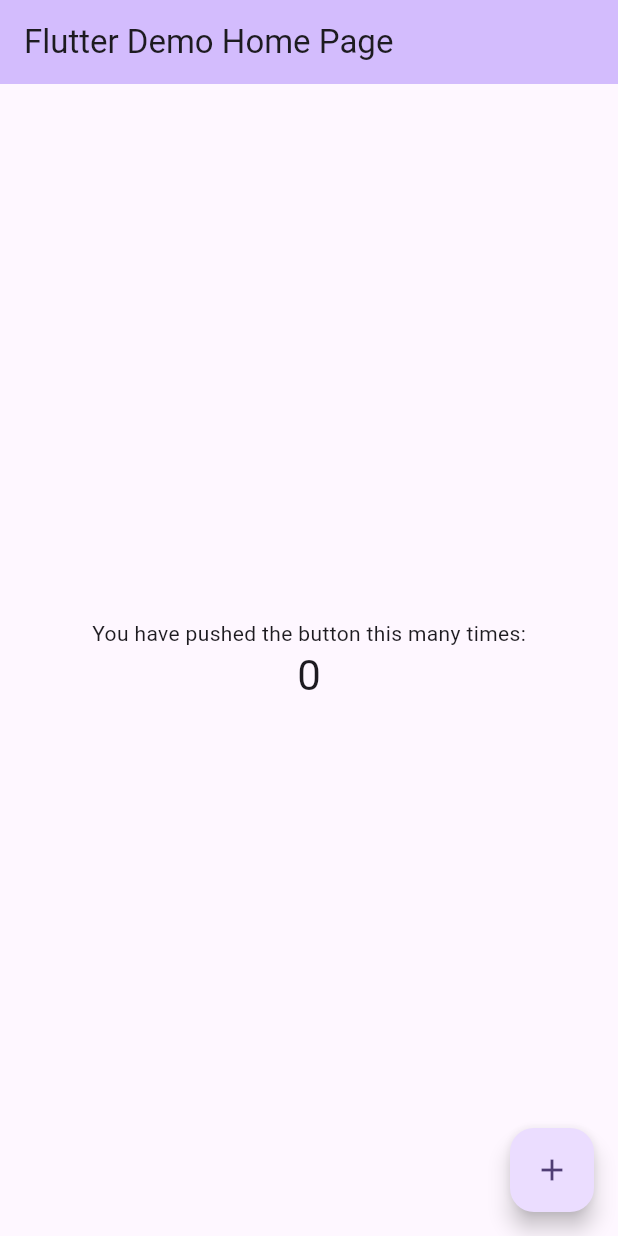
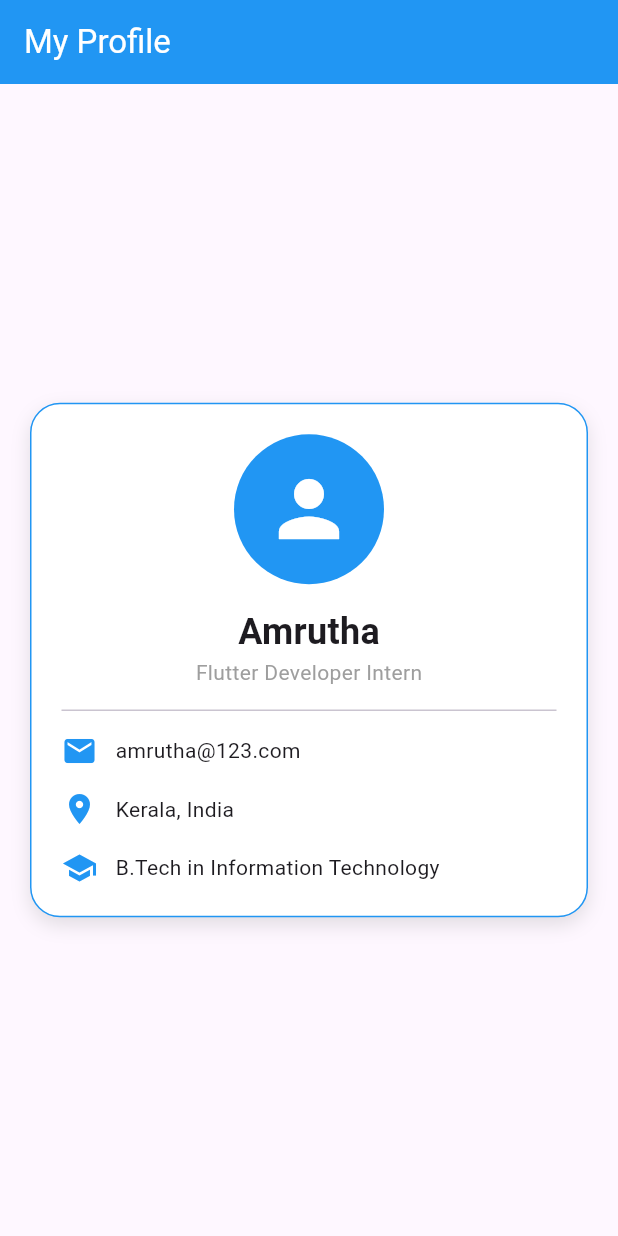
Before and after one commit to Amruthapattayil/lgx_app, a Flutter app: the screen it shows after launch, on a phone screen of 412 x 824 dp. Run offline on Flutter 3.47's test engine with Material 3 defaults, Android fonts, the phone set to English and light mode, and no system bars.

Commit message:
Complete static Flutter profile page

```diff
--- a/lib/main.dart
+++ b/lib/main.dart
@@ -1,3 +1,4 @@
+
 import 'package:flutter/material.dart';
 
 void main() {
@@ -7,115 +8,110 @@ void main() {
 class MyApp extends StatelessWidget {
   const MyApp({super.key});
 
-  // This widget is the root of your application.
   @override
   Widget build(BuildContext context) {
-    return MaterialApp(
-      title: 'Flutter Demo',
-      theme: ThemeData(
-        // This is the theme of your application.
-        //
-        // TRY THIS: Try running your application with "flutter run". You'll see
-        // the application has a purple toolbar. Then, without quitting the app,
-        // try changing the seedColor in the colorScheme below to Colors.green
-        // and then invoke "hot reload" (save your changes or press the "hot
-        // reload" button in a Flutter-supported IDE, or press "r" if you used
-        // the command line to start the app).
-        //
-        // Notice that the counter didn't reset back to zero; the application
-        // state is not lost during the reload. To reset the state, use hot
-        // restart instead.
-        //
-        // This works for code too, not just values: Most code changes can be
-        // tested with just a hot reload.
-        colorScheme: .fromSeed(seedColor: Colors.deepPurple),
-      ),
-      home: const MyHomePage(title: 'Flutter Demo Home Page'),
+    return const MaterialApp(
+      home: ProfilePage(),
     );
   }
 }
 
-class MyHomePage extends StatefulWidget {
-  const MyHomePage({super.key, required this.title});
-
-  // This widget is the home page of your application. It is stateful, meaning
-  // that it has a State object (defined below) that contains fields that affect
-  // how it looks.
-
-  // This class is the configuration for the state. It holds the values (in this
-  // case the title) provided by the parent (in this case the App widget) and
-  // used by the build method of the State. Fields in a Widget subclass are
-  // always marked "final".
-
-  final String title;
-
-  @override
-  State<MyHomePage> createState() => _MyHomePageState();
-}
-
-class _MyHomePageState extends State<MyHomePage> {
-  int _counter = 0;
-
-  void _incrementCounter() {
-    setState(() {
-      // This call to setState tells the Flutter framework that something has
-      // changed in this State, which causes it to rerun the build method below
-      // so that the display can reflect the updated values. If we changed
-      // _counter without calling setState(), then the build method would not be
-      // called again, and so nothing would appear to happen.
-      _counter++;
-    });
-  }
+class ProfilePage extends StatelessWidget {
+  const ProfilePage({super.key});
 
   @override
   Widget build(BuildContext context) {
-    // This method is rerun every time setState is called, for instance as done
-    // by the _incrementCounter method above.
-    //
-    // The Flutter framework has been optimized to make rerunning build methods
-    // fast, so that you can just rebuild anything that needs updating rather
-    // than having to individually change instances of widgets.
     return Scaffold(
       appBar: AppBar(
-        // TRY THIS: Try changing the color here to a specific color (to
-        // Colors.amber, perhaps?) and trigger a hot reload to see the AppBar
-        // change color while the other colors stay the same.
-        backgroundColor: Theme.of(context).colorScheme.inversePrimary,
-        // Here we take the value from the MyHomePage object that was created by
-        // the App.build method, and use it to set our appbar title.
-        title: Text(widget.title),
+        title: const Text('My Profile'),
+        backgroundColor: Colors.blue,
+        foregroundColor: Colors.white,
       ),
+
       body: Center(
-        // Center is a layout widget. It takes a single child and positions it
-        // in the middle of the parent.
-        child: Column(
-          // Column is also a layout widget. It takes a list of children and
-          // arranges them vertically. By default, it sizes itself to fit its
-          // children horizontally, and tries to be as tall as its parent.
-          //
-          // Column has various properties to control how it sizes itself and
-          // how it positions its children. Here we use mainAxisAlignment to
-          // center the children vertically; the main axis here is the vertical
-          // axis because Columns are vertical (the cross axis would be
-          // horizontal).
-          //
-          // TRY THIS: Invoke "debug painting" (choose the "Toggle Debug Paint"
-          // action in the IDE, or press "p" in the console), to see the
-          // wireframe for each widget.
-          mainAxisAlignment: .center,
-          children: [
-            const Text('You have pushed the button this many times:'),
-            Text(
-              '$_counter',
-              style: Theme.of(context).textTheme.headlineMedium,
-            ),
-          ],
+        child: Container(
+          margin: const EdgeInsets.all(20),
+          padding: const EdgeInsets.all(20),
+          decoration: BoxDecoration(
+            color: Colors.white,
+            borderRadius: BorderRadius.circular(20),
+            border: Border.all(color: Colors.blue),
+            boxShadow: [
+              BoxShadow(
+                color: Colors.grey.withValues(alpha: 0.3),
+                blurRadius: 10,
+                offset: const Offset(0, 5),
+              ),
+            ],
+          ),
+
+          child: Column(
+            mainAxisSize: MainAxisSize.min,
+            children: [
+              const CircleAvatar(
+                radius: 50,
+                backgroundColor: Colors.blue,
+                child: Icon(
+                  Icons.person,
+                  size: 60,
+                  color: Colors.white,
+                ),
+              ),
+
+              const SizedBox(height: 15),
+
+              const Text(
+                'Amrutha',
+                style: TextStyle(
+                  fontSize: 24,
+                  fontWeight: FontWeight.bold,
+                ),
+              ),
+
+              const Text(
+                'Flutter Developer Intern',
+                style: TextStyle(color: Colors.grey),
+              ),
+
+              const Divider(height: 30),
+
+
+              Row(
+                children: const [
+                  Icon(Icons.email, color: Colors.blue),
+                  SizedBox(width: 12),
+                  Text('amrutha@123.com'),
+                ],
+              ),
+
+              const SizedBox(height: 15),
+
+
+              Row(
+                children: const [
+                  Icon(Icons.location_on, color: Colors.blue),
+                  SizedBox(width: 12),
+                  Text('Kerala, India'),
+                ],
+              ),
+
+              const SizedBox(height: 15),
+
+
+              Row(
+                children: const [
+                  Icon(Icons.school, color: Colors.blue),
+                  SizedBox(width: 12),
+                  Expanded(
+                    child: Text(
+                      'B.Tech in Information Technology',
+                    ),
+                  ),
+                ],
+              ),
+            ],
+          ),
         ),
-      ),
-      floatingActionButton: FloatingActionButton(
-        onPressed: _incrementCounter,
-        tooltip: 'Increment',
-        child: const Icon(Icons.add),
       ),
     );
   }
```
